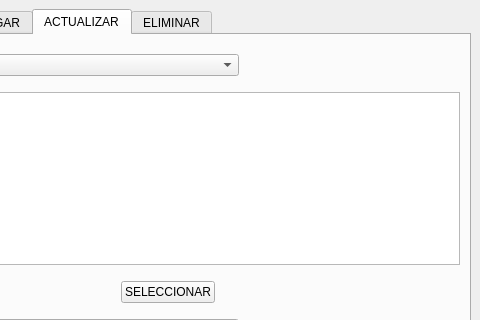
First picture: the form in mainwindow.ui, repository joisRomero/SistemaDeEventos, before the edit; both pictures show x 145 to 625 and y 0 to 320 of the 625 by 607 pixel window.
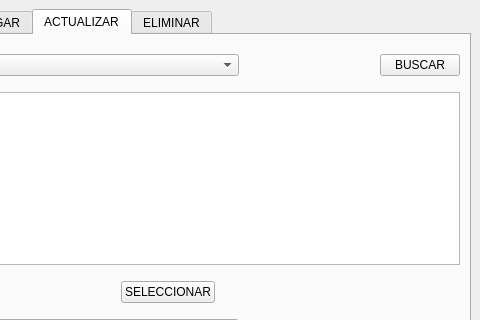
Second picture: the form after the edit. The open tabs and pages were chosen to show the change.

Commit message: Ya hice la opcion de buscar en el modulo Actualizar

Patch:
```diff
--- a/mainwindow.ui
+++ b/mainwindow.ui
@@ -650,6 +650,13 @@
             </property>
            </spacer>
           </item>
+          <item>
+           <widget class="QPushButton" name="btnBuscarActualizar">
+            <property name="text">
+             <string>BUSCAR</string>
+            </property>
+           </widget>
+          </item>
          </layout>
         </item>
         <item>
```
Left out of the diff: 2 changed lines with no effect on the pictures. The commit also changes 2 other files.
